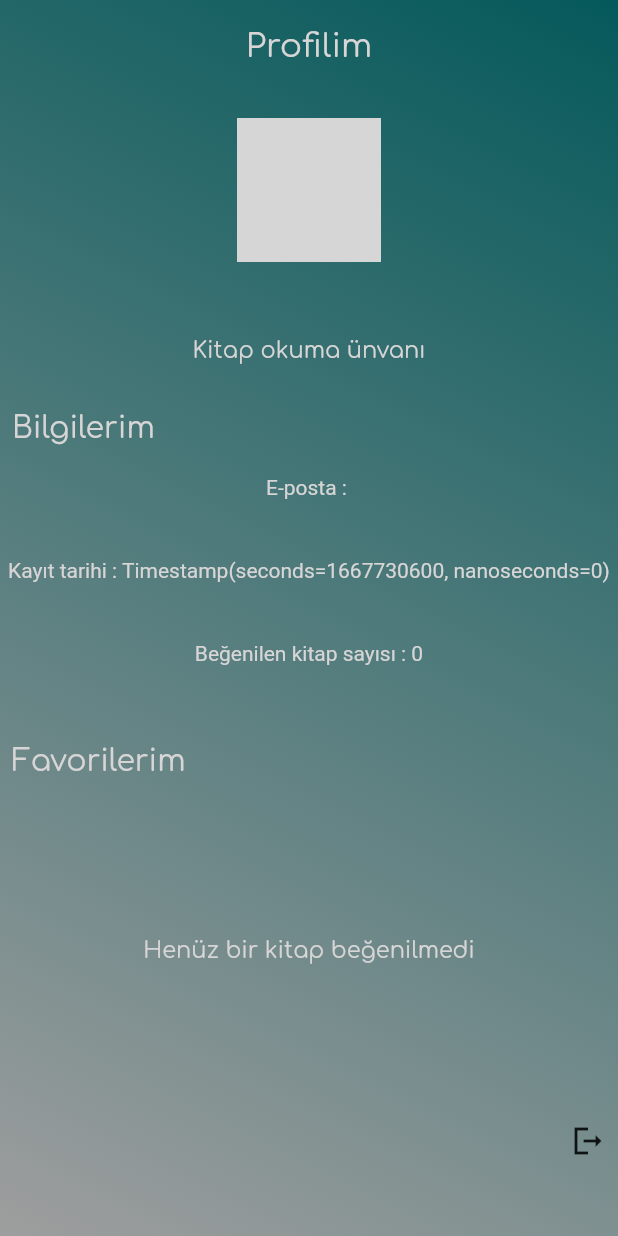
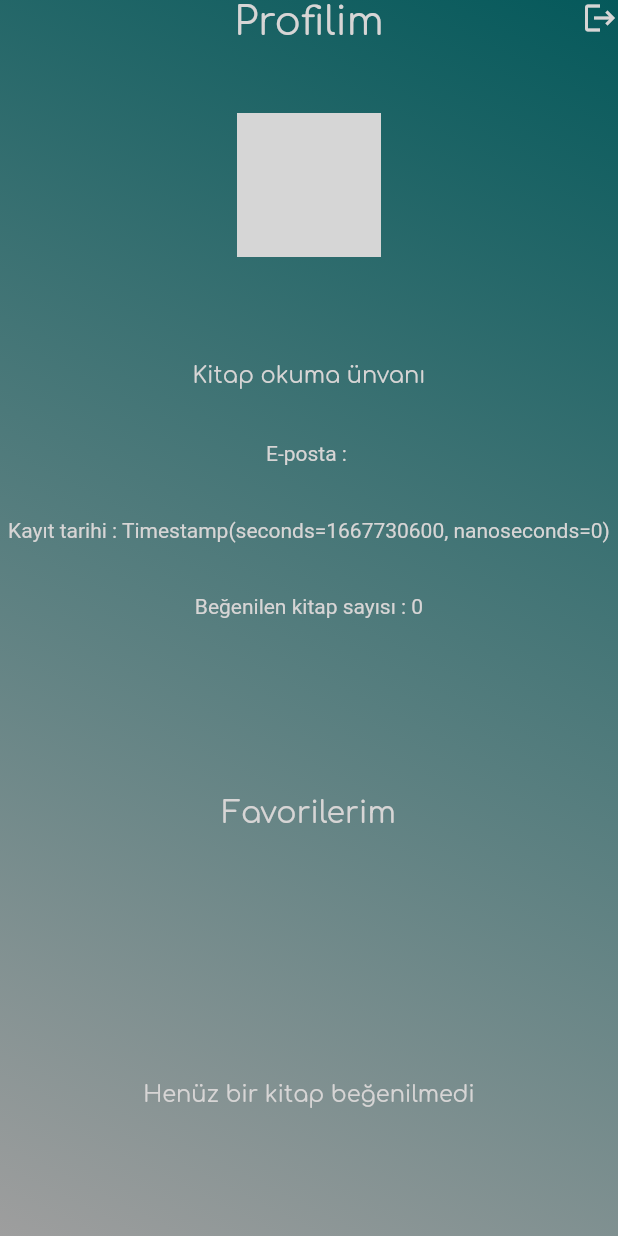
Before and after one commit to Ceyhunnnn/KitapcimProject, a Flutter app: the Profile screen opened directly, on a phone screen of 412 x 824 dp. Run offline on Flutter 3.47's test engine with Material 2 defaults, Android fonts, the phone set to English and light mode, and no system bars; our stand-ins replace audioplayers, carousel_slider, cloud_firestore, firebase_auth, firebase_core, firebase_storage and 5 more; missing offline and left inert: bottom_bar; accounts and stored records are empty; network calls fail; grey boxes are pictures that could not be loaded.

Commit message:
profil page edited

```diff
--- a/lib/view/profile/profile_view.dart
+++ b/lib/view/profile/profile_view.dart
@@ -118,44 +118,34 @@ class _ProfileState extends State<Profile> {
             ? Column(
                 children: [
                   Expanded(
-                    flex: 1,
+                    flex: 0,
                     child: myProfileText(),
                   ), //profilimYazisi
 
                   Expanded(
-                    flex: 2,
+                    flex: 1,
                     child: buildProfilePhoto(),
                   ),
                   //circle avatar ad soyad
 
                   Expanded(
-                    flex: 1,
+                    flex: 0,
                     child: nameAndBooks(context),
                   ),
 
                   Expanded(
                     flex: 1,
-                    child: buildMyInfo(),
-                  ), //bilgilerim
-
-                  Expanded(
-                    flex: 2,
                     child: mailDateLike(),
                   ),
 
                   Expanded(
-                    flex: 2,
+                    flex: 1,
                     child: buildMyFav(),
                   ), //kütüphanem
 
                   Expanded(
-                    flex: 2,
+                    flex: 1,
                     child: buildMyFavBooks(),
-                  ),
-
-                  Expanded(
-                    flex: 2,
-                    child: buildExitButton(context),
                   ),
                 ],
               )
@@ -165,24 +155,18 @@ class _ProfileState extends State<Profile> {
               )));
   }
 
-  Padding buildExitButton(BuildContext context) {
-    return Padding(
-      padding: const EdgeInsets.all(8.0),
-      child: Row(
-        mainAxisAlignment: MainAxisAlignment.end,
-        children: [
-          GestureDetector(
+  GestureDetector buildExitButton(BuildContext context) {
+    return GestureDetector(
         onTap: () {
           _authService.singOut();
           Navigator.of(context).pushAndRemoveUntil(
               MaterialPageRoute(builder: (context) => EntryPageView()),
               (Route<dynamic> route) => false);
-                print("Logout!");
         },
-              child: Icon(Icons.logout_sharp)),
-        ],
-      ),
-    );
+        child: Icon(
+          Icons.logout,
+          color: Color.fromARGB(255, 215, 213, 213),
+        ));
   }
 
   Container buildMyFavBooks() {
@@ -195,33 +179,31 @@ class _ProfileState extends State<Profile> {
     );
   }
 
-  Padding buildMyFav() {
-    return Padding(
-      padding: const EdgeInsets.all(8.0),
-      child: Row(
+  Row buildMyFav() {
+    return Row(
+      mainAxisAlignment: MainAxisAlignment.center,
       children: [
         Text(
           "Favorilerim",
           style: buildTextStyle(20, Color.fromARGB(255, 215, 213, 213)),
         )
       ],
-      ),
     );
   }
 
   Column mailDateLike() {
     return Column(
+      crossAxisAlignment: CrossAxisAlignment.center,
+      mainAxisAlignment: MainAxisAlignment.spaceEvenly,
       children: [
         Text(
           "E-posta : $mail",
           style: TextStyle(color: Color.fromARGB(255, 215, 213, 213)),
         ),
-        Spacer(),
         Text(
           "Kayıt tarihi : $date",
           style: TextStyle(color: Color.fromARGB(255, 215, 213, 213)),
         ),
-        Spacer(),
         Text(
           "Beğenilen kitap sayısı : 0",
           style: TextStyle(color: Color.fromARGB(255, 215, 213, 213)),
@@ -233,12 +215,9 @@ class _ProfileState extends State<Profile> {
   Row buildMyInfo() {
     return Row(
       children: [
-        Padding(
-          padding: const EdgeInsets.all(8.0),
-          child: Text(
+        Text(
           "Bilgilerim",
           style: buildTextStyle(20, Color.fromARGB(255, 215, 213, 213)),
-          ),
         )
       ],
     );
@@ -257,35 +236,35 @@ class _ProfileState extends State<Profile> {
     );
   }
 
-  Column buildProfilePhoto() {
-    return Column(
+  Row buildProfilePhoto() {
+    return Row(
       mainAxisAlignment: MainAxisAlignment.center,
       children: [
-        Stack(children: [
         CircleAvatar(
           backgroundColor: Colors.transparent,
           radius: 48, // Image radius
           backgroundImage: NetworkImage(indirmeBag),
         ),
-          // Positioned(
-          //     right: 1,
-          //     bottom: 1,
-          //     child: InkWell(
-          //         onTap: () {
-          //           kameradanYukle();
-          //         },
-          //         child: Icon(FontAwesomeIcons.camera, size: 25))),
-        ]),
       ],
     );
   }
 
   Row myProfileText() {
     return Row(
-      mainAxisAlignment: MainAxisAlignment.center,
       children: [
-        Text("Profilim",
-            style: buildTextStyle(22, Color.fromARGB(255, 215, 213, 213))),
+        Expanded(
+          child: Stack(children: [
+            Align(
+              alignment: Alignment.center,
+              child: Text("Profilim",
+                  style:
+                      buildTextStyle(26, Color.fromARGB(255, 215, 213, 213))),
+            ),
+            Align(
+                alignment: Alignment.centerRight,
+                child: buildExitButton(context)),
+          ]),
+        ),
       ],
     );
   }
```
Also changed, not shown: flutter_02.png (added). Lines whose indentation alone changed are shown as unchanged.
